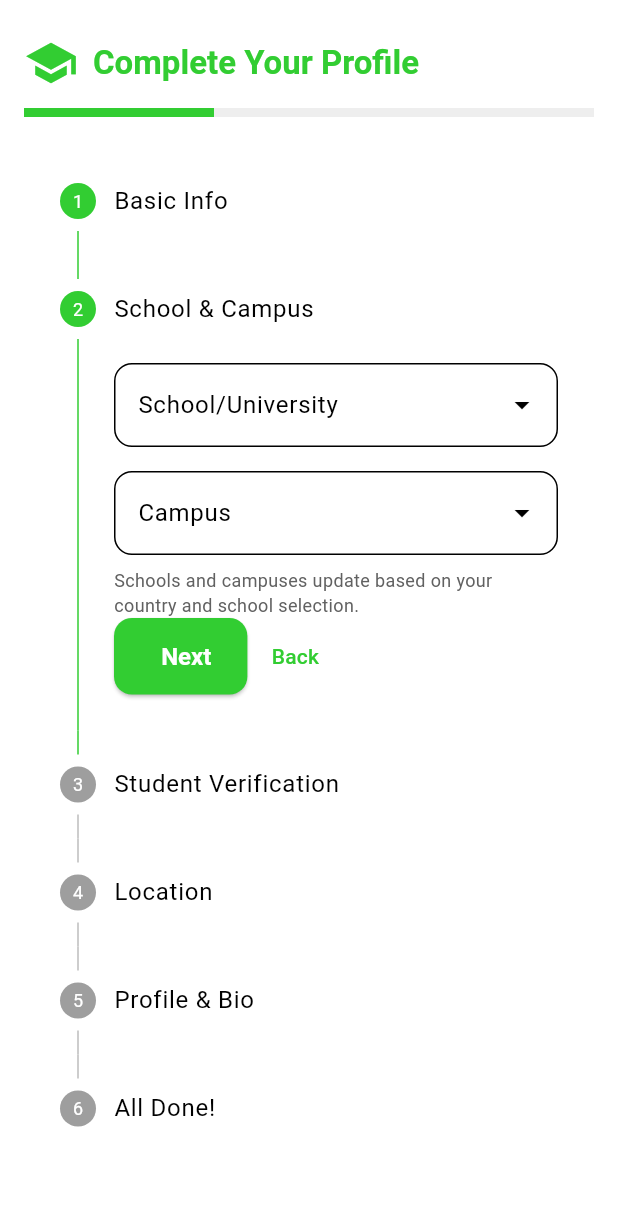
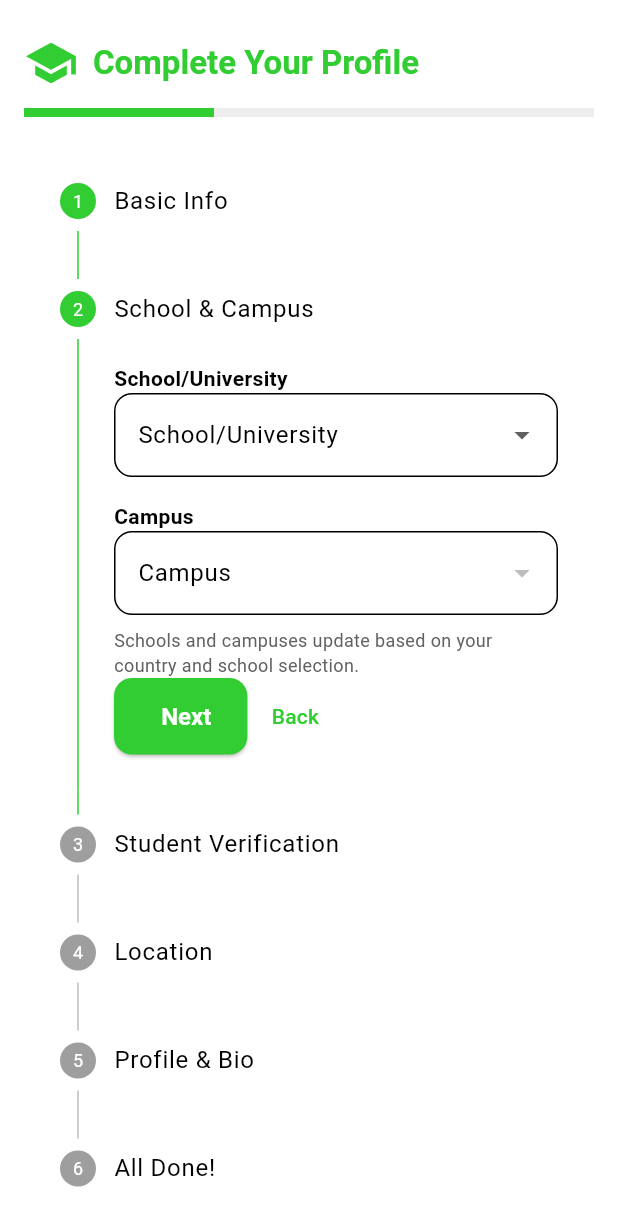
Before and after one commit to PraiseTechzw/campus_market_mobile_app, a Flutter app: the ProfileCompletionScreen screen opened by its route, after a tap on "Next", on a phone screen of 412 x 824 dp. Shown: the top 1226 px of the screen. Run offline on Flutter 3.47's test engine with Material 3 defaults, Android fonts, the phone set to English and light mode, and no system bars; drawn by our look-alikes of dropdown_search; our stand-ins replace cloud_firestore, country_code_picker, firebase_auth, firebase_core, firebase_storage, font_awesome_flutter and 5 more; missing offline and left inert: phonecodes; accounts and stored records are empty.

Commit message:
Enhance profile completion screen and add asset for country flags
- Updated pubspec.yaml to include asset path for country flags from the country_code_picker package.
- Improved school selection logic in ProfileCompletionScreen by sorting school names for better user experience.
- Replaced DropdownSearch with DropdownButtonFormField for school and campus selection, enhancing UI consistency and validation.
- Added detailed instructions for uploading student ID photos and improved the photo upload process with options for taking a new photo or selecting from the gallery.

```diff
--- a/lib/presentation/auth/profile_completion_screen.dart
+++ b/lib/presentation/auth/profile_completion_screen.dart
@@ -112,7 +112,9 @@ class _ProfileCompletionScreenState extends State<ProfileCompletionScreen> {
 
   List<String> get _schoolList {
     if (_selectedCountryCode.code == 'ZW') {
-      return zimbabweSchools.keys.toList();
+      final schools = zimbabweSchools.keys.toList();
+      schools.sort((a, b) => a.toLowerCase().compareTo(b.toLowerCase()));
+      return schools;
     }
     // Add more countries here if needed
     return [];
@@ -183,39 +185,54 @@ class _ProfileCompletionScreenState extends State<ProfileCompletionScreen> {
       content: Column(
         crossAxisAlignment: CrossAxisAlignment.start,
         children: [
-          DropdownSearch<String>(
-            items: _schoolList,
-            selectedItem: _schoolController.text.isNotEmpty ? _schoolController.text : null,
-            dropdownSearchDecoration: InputDecoration(
-              labelText: 'School/University',
-              border: OutlineInputBorder(borderRadius: BorderRadius.circular(12)),
-            ),
+          Text('School/University', style: TextStyle(fontWeight: FontWeight.w600)),
+          LayoutBuilder(
+            builder: (context, constraints) {
+              return ConstrainedBox(
+                constraints: BoxConstraints(maxWidth: constraints.maxWidth),
+                child: DropdownButtonFormField<String>(
+                  value: _schoolController.text.isNotEmpty ? _schoolController.text : null,
+                  items: _schoolList.map((school) => DropdownMenuItem(
+                    value: school,
+                    child: Text(school),
+                  )).toList(),
                   onChanged: (val) {
                     setState(() {
                       _schoolController.text = val ?? '';
                       _campusController.clear();
                     });
                   },
+                  isExpanded: true,
+                  decoration: InputDecoration(
+                    labelText: 'School/University',
+                    border: OutlineInputBorder(borderRadius: BorderRadius.circular(12)),
+                  ),
                   validator: (v) => v == null || v.isEmpty ? 'Select your school/university' : null,
-            popupProps: const PopupProps.menu(showSearchBox: true),
+                ),
+              );
+            },
           ),
           const SizedBox(height: 16),
-          DropdownSearch<String>(
-            items: _campusList,
-            selectedItem: _campusController.text.isNotEmpty ? _campusController.text : null,
-            dropdownSearchDecoration: InputDecoration(
+          Text('Campus', style: TextStyle(fontWeight: FontWeight.w600)),
+          DropdownButtonFormField<String>(
+            value: _campusController.text.isNotEmpty ? _campusController.text : null,
+            items: _campusList.map((campus) => DropdownMenuItem(
+
+              value: campus,
+              child: Text(campus),
+            )).toList(),
+            onChanged: (val) {
+              setState(() {
+                _campusController.text = val ?? '';
+                _locationController.text = val ?? '';
+              });
+            },
+            isExpanded: true,
+            decoration: InputDecoration(
               labelText: 'Campus',
               border: OutlineInputBorder(borderRadius: BorderRadius.circular(12)),
             ),
-            onChanged: (val) {
-              setState(() {
-                _campusController.text = val ?? '';
-                // Update location field automatically
-                _locationController.text = val ?? '';
-              });
-            },
             validator: (v) => v == null || v.isEmpty ? 'Select your campus' : null,
-            popupProps: const PopupProps.menu(showSearchBox: true),
           ),
           const SizedBox(height: 8),
           Text('Schools and campuses update based on your country and school selection.', style: TextStyle(color: Colors.grey[700], fontSize: 12)),
@@ -228,35 +245,91 @@ class _ProfileCompletionScreenState extends State<ProfileCompletionScreen> {
       content: Column(
         crossAxisAlignment: CrossAxisAlignment.start,
         children: [
-          AppTextInput(label: 'Student ID Number', controller: _studentIdController, icon: Icons.badge, validator: (v) => v == null || v.isEmpty ? 'Enter student ID' : null),
-          const SizedBox(height: 16),
+          Text(
+            'Upload a clear photo of your valid student ID card.\n\nInstructions:\n• The ID must be your own and not expired.\n• All text and your photo must be clearly visible.\n• Take the photo in good lighting, avoid glare and blur.\n• You can take a new photo or upload from your gallery.',
+            style: TextStyle(color: Colors.black87, fontSize: 14),
+          ),
+          const SizedBox(height: 12),
+          if (_studentIdPhoto != null)
+            Center(
+              child: ClipRRect(
+                borderRadius: BorderRadius.circular(12),
+                child: Image.file(
+                  File(_studentIdPhoto!.path),
+                  width: 180,
+                  height: 120,
+                  fit: BoxFit.cover,
+                ),
+              ),
+            ),
+          const SizedBox(height: 12),
           Row(
+            mainAxisSize: MainAxisSize.min,
             children: [
               ElevatedButton.icon(
                 icon: const Icon(Icons.upload_file),
-                label: const Text('Upload Student ID Photo'),
+                label: const Text('Upload/Take Student ID Photo'),
                 onPressed: () async {
-                  final picked = await _picker.pickImage(source: ImageSource.gallery);
+                  showModalBottomSheet(
+                    context: context,
+                    builder: (context) => SafeArea(
+                      child: Wrap(
+                        children: [
+                          ListTile(
+                            leading: const Icon(Icons.camera_alt),
+                            title: const Text('Take Photo'),
+                            onTap: () async {
+                              Navigator.pop(context);
+                              final picked = await _picker.pickImage(source: ImageSource.camera, imageQuality: 90);
                               if (picked != null) setState(() => _studentIdPhoto = picked);
                             },
                           ),
-              const SizedBox(width: 12),
-              if (_studentIdPhoto != null)
-                ClipRRect(
-                  borderRadius: BorderRadius.circular(8),
-                  child: Image.file(
-                    File(_studentIdPhoto!.path),
-                    width: 48,
-                    height: 48,
-                    fit: BoxFit.cover,
+                          ListTile(
+                            leading: const Icon(Icons.photo_library),
+                            title: const Text('Choose from Gallery'),
+                            onTap: () async {
+                              Navigator.pop(context);
+                              final picked = await _picker.pickImage(source: ImageSource.gallery, imageQuality: 90);
+                              if (picked != null) setState(() => _studentIdPhoto = picked);
+                            },
                           ),
+                          ListTile(
+                            leading: const Icon(Icons.info_outline),
+                            title: const Text('Photo Tips'),
+                            onTap: () {
+                              Navigator.pop(context);
+                              showDialog(
+                                context: context,
+                                builder: (context) => AlertDialog(
+                                  title: const Text('Tips for a Good Student ID Photo'),
+                                  content: const Text(
+                                    '• Place your ID on a flat surface in good light.\n'
+                                    '• Make sure all corners are visible.\n'
+                                    '• Avoid glare, shadows, and blur.\n'
+                                    '• Check that your name, photo, and ID number are readable.'
+                                  ),
+                                  actions: [
+                                    TextButton(
+                                      onPressed: () => Navigator.pop(context),
+                                      child: const Text('OK'),
+                                    ),
+                                  ],
+                                ),
+                              );
+                            },
+                          ),
+                        ],
+                      ),
+                    ),
+                  );
+                },
               ),
             ],
           ),
           if (_studentIdPhoto == null)
             const Padding(
               padding: EdgeInsets.only(top: 8),
-              child: Text('Please upload your student ID photo.', style: TextStyle(color: Colors.red)),
+              child: Text('Please upload a clear photo of your student ID.', style: TextStyle(color: Colors.red)),
             ),
         ],
       ),
@@ -269,33 +342,78 @@ class _ProfileCompletionScreenState extends State<ProfileCompletionScreen> {
     ),
     Step(
       title: const Text('Profile & Bio'),
-      content: Column(
+      content: SingleChildScrollView(
+        child: Column(
+          crossAxisAlignment: CrossAxisAlignment.start,
           children: [
-          Row(
+            Text(
+              'Add your profile photo, date of birth, gender, and a short bio.\n\nYou must be at least 18 years old to use this app.',
+              style: TextStyle(color: Colors.black87, fontSize: 14),
+            ),
+            const SizedBox(height: 16),
+            Center(
+              child: Stack(
+                alignment: Alignment.bottomRight,
                 children: [
-              ElevatedButton.icon(
-                icon: const Icon(Icons.photo_camera),
-                label: const Text('Upload Profile Photo'),
-                onPressed: () async {
+                  CircleAvatar(
+                    radius: 48,
+                    backgroundColor: Colors.grey[200],
+                    backgroundImage: _profilePhoto != null ? FileImage(File(_profilePhoto!.path)) : null,
+                    child: _profilePhoto == null
+                        ? const Icon(Icons.person, size: 64, color: Colors.grey)
+                        : null,
+                  ),
+                  Positioned(
+                    bottom: 0,
+                    right: 0,
+                    child: GestureDetector(
+                      onTap: () async {
                         final picked = await _picker.pickImage(source: ImageSource.gallery);
                         if (picked != null) setState(() => _profilePhoto = picked);
                       },
+                      child: CircleAvatar(
+                        radius: 18,
+                        backgroundColor: AppTheme.primaryColor,
+                        child: const Icon(Icons.camera_alt, color: Colors.white, size: 20),
                       ),
-              const SizedBox(width: 12),
-              if (_profilePhoto != null)
-                ClipRRect(
-                  borderRadius: BorderRadius.circular(8),
-                  child: Image.file(
-                    File(_profilePhoto!.path),
-                    width: 48,
-                    height: 48,
-                    fit: BoxFit.cover,
                     ),
                   ),
                 ],
               ),
-          const SizedBox(height: 16),
-          AppTextInput(label: 'Date of Birth', controller: _dobController, icon: Icons.cake),
+            ),
+            const SizedBox(height: 24),
+            GestureDetector(
+              onTap: () async {
+                final now = DateTime.now();
+                final picked = await showDatePicker(
+                  context: context,
+                  initialDate: DateTime(now.year - 18, now.month, now.day),
+                  firstDate: DateTime(1900),
+                  lastDate: DateTime(now.year - 18, now.month, now.day),
+                  helpText: 'Select your date of birth (18+ only)',
+                );
+                if (picked != null) {
+                  _dobController.text = '${picked.year}-${picked.month.toString().padLeft(2, '0')}-${picked.day.toString().padLeft(2, '0')}';
+                  setState(() {});
+                }
+              },
+              child: AbsorbPointer(
+                child: AppTextInput(
+                  label: 'Date of Birth (18+)',
+                  controller: _dobController,
+                  icon: Icons.cake,
+                  validator: (v) {
+                    if (v == null || v.isEmpty) return 'Select your date of birth';
+                    final dob = DateTime.tryParse(v);
+                    if (dob == null) return 'Invalid date';
+                    final now = DateTime.now();
+                    final age = now.year - dob.year - ((now.month < dob.month || (now.month == dob.month && now.day < dob.day)) ? 1 : 0);
+                    if (age < 18) return 'You must be at least 18 years old';
+                    return null;
+                  },
+                ),
+              ),
+            ),
             const SizedBox(height: 16),
             DropdownButtonFormField<String>(
               value: _gender,
@@ -310,6 +428,7 @@ class _ProfileCompletionScreenState extends State<ProfileCompletionScreen> {
             const SizedBox(height: 16),
             AppTextInput(label: 'Bio (optional)', controller: _bioController, icon: Icons.info_outline),
           ],
+        ),
       ),
       isActive: _currentStep >= 4,
     ),
--- a/pubspec.yaml
+++ b/pubspec.yaml
@@ -119,3 +119,6 @@ flutter:
   #
   # For details regarding fonts from package dependencies,
   # see https://flutter.dev/to/font-from-package
+
+  assets:
+    - packages/country_code_picker/flags/
```
Lines whose indentation alone changed are shown as unchanged.
